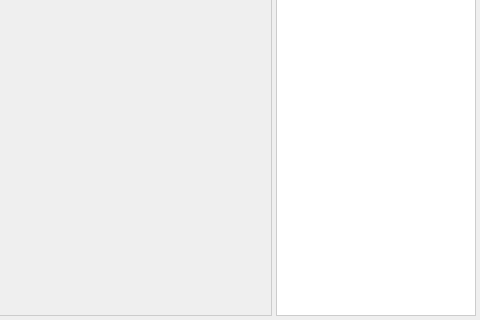
Above: mainwindow.ui from HanaeN/MabiMe before the change; both pictures show x 479 to 959 and y 317 to 637 of the 959 by 637 pixel window. Below: the same form after it.
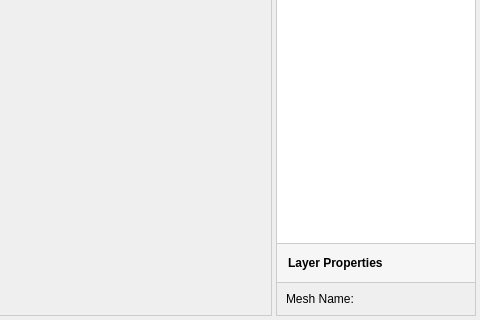
That is the form after the change. Icons and pictures are not drawn. Custom widgets are drawn as their Qt base class.

Commit message: Started laying out the layer properties panel

What changed in the file:
```diff
--- a/mainwindow.ui
+++ b/mainwindow.ui
@@ -173,6 +173,12 @@
        </item>
        <item>
         <widget class="QTreeWidget" name="l_layers">
+         <property name="sizePolicy">
+          <sizepolicy hsizetype="Expanding" vsizetype="Expanding">
+           <horstretch>0</horstretch>
+           <verstretch>1</verstretch>
+          </sizepolicy>
+         </property>
          <property name="styleSheet">
           <string notr="true">QTreeWidget::branch:has-children:!has-siblings:closed,QTreeWidget::branch:closed:has-children:has-siblings {
         border-image: none;
@@ -226,6 +232,69 @@
          </column>
         </widget>
        </item>
+       <item>
+        <widget class="QLabel" name="label_5">
+         <property name="minimumSize">
+          <size>
+           <width>0</width>
+           <height>40</height>
+          </size>
+         </property>
+         <property name="maximumSize">
+          <size>
+           <width>16777215</width>
+           <height>40</height>
+          </size>
+         </property>
+         <property name="font">
+          <font>
+           <weight>75</weight>
+           <bold>true</bold>
+          </font>
+         </property>
+         <property name="styleSheet">
+          <string notr="true">QLabel {
+	background-color: #F6F6F6;
+	border: 0px solid;
+	border-bottom: 1px solid #CCCCCC;
+	border-top: 1px solid #CCCCCC;
+	padding: 8px;
+}</string>
+         </property>
+         <property name="text">
+          <string>Layer Properties</string>
+         </property>
+        </widget>
+       </item>
+       <item>
+        <layout class="QFormLayout" name="formLayout">
+         <property name="horizontalSpacing">
+          <number>9</number>
+         </property>
+         <property name="verticalSpacing">
+          <number>9</number>
+         </property>
+         <property name="leftMargin">
+          <number>9</number>
+         </property>
+         <property name="topMargin">
+          <number>9</number>
+         </property>
+         <property name="rightMargin">
+          <number>9</number>
+         </property>
+         <property name="bottomMargin">
+          <number>9</number>
+         </property>
+         <item row="0" column="0">
+          <widget class="QLabel" name="label_6">
+           <property name="text">
+            <string>Mesh Name:</string>
+           </property>
+          </widget>
+         </item>
+        </layout>
+       </item>
       </layout>
      </widget>
     </item>
```
